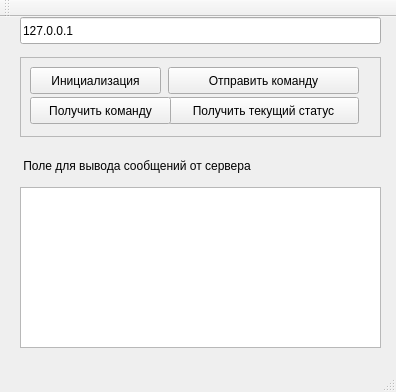
Qt form gclient.ui (maxohm/gclient) before a commit.
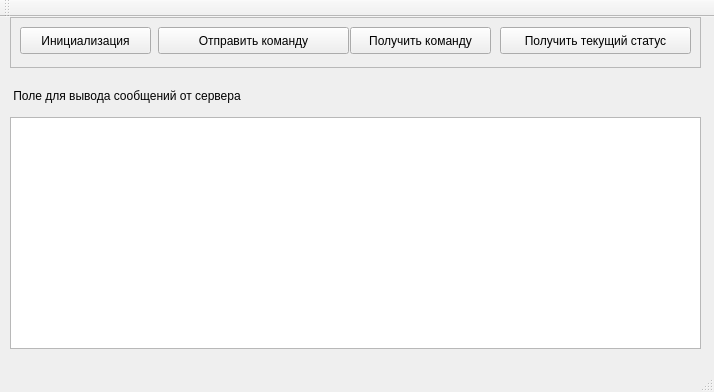
The same form after that commit.

```diff
--- a/gclient.ui
+++ b/gclient.ui
@@ -6,7 +6,7 @@
    <rect>
     <x>0</x>
     <y>0</y>
-    <width>396</width>
+    <width>714</width>
     <height>392</height>
    </rect>
   </property>
@@ -17,10 +17,10 @@
    <widget class="QFrame" name="frame">
     <property name="geometry">
      <rect>
-      <x>20</x>
-      <y>40</y>
-      <width>361</width>
-      <height>80</height>
+      <x>10</x>
+      <y>0</y>
+      <width>691</width>
+      <height>51</height>
      </rect>
     </property>
     <property name="frameShape">
@@ -58,8 +58,8 @@
     <widget class="QPushButton" name="pushButton_4">
      <property name="geometry">
       <rect>
-       <x>148</x>
-       <y>40</y>
+       <x>490</x>
+       <y>10</y>
        <width>191</width>
        <height>27</height>
       </rect>
@@ -71,8 +71,8 @@
     <widget class="QPushButton" name="pushButton_3">
      <property name="geometry">
       <rect>
-       <x>10</x>
-       <y>40</y>
+       <x>340</x>
+       <y>10</y>
        <width>141</width>
        <height>27</height>
       </rect>
@@ -82,34 +82,11 @@
      </property>
     </widget>
    </widget>
-   <widget class="QLineEdit" name="lineEdit">
-    <property name="geometry">
-     <rect>
-      <x>20</x>
-      <y>0</y>
-      <width>361</width>
-      <height>27</height>
-     </rect>
-    </property>
-    <property name="text">
-     <string>127.0.0.1</string>
-    </property>
-   </widget>
-   <widget class="QTextEdit" name="textEdit">
-    <property name="geometry">
-     <rect>
-      <x>20</x>
-      <y>170</y>
-      <width>361</width>
-      <height>161</height>
-     </rect>
-    </property>
-   </widget>
    <widget class="QLabel" name="label">
     <property name="geometry">
      <rect>
-      <x>20</x>
-      <y>140</y>
+      <x>10</x>
+      <y>70</y>
       <width>301</width>
       <height>17</height>
      </rect>
@@ -118,6 +95,55 @@
      <string> Поле для вывода сообщений от сервера</string>
     </property>
    </widget>
+   <widget class="QTableWidget" name="log">
+    <property name="geometry">
+     <rect>
+      <x>10</x>
+      <y>100</y>
+      <width>691</width>
+      <height>232</height>
+     </rect>
+    </property>
+    <property name="sizePolicy">
+     <sizepolicy hsizetype="Preferred" vsizetype="Preferred">
+      <horstretch>0</horstretch>
+      <verstretch>0</verstretch>
+     </sizepolicy>
+    </property>
+    <property name="font">
+     <font>
+      <pointsize>12</pointsize>
+      <weight>75</weight>
+      <bold>true</bold>
+     </font>
+    </property>
+    <property name="alternatingRowColors">
+     <bool>true</bool>
+    </property>
+    <property name="showGrid">
+     <bool>false</bool>
+    </property>
+    <attribute name="horizontalHeaderVisible">
+     <bool>false</bool>
+    </attribute>
+    <attribute name="horizontalHeaderHighlightSections">
+     <bool>false</bool>
+    </attribute>
+    <attribute name="horizontalHeaderStretchLastSection">
+     <bool>false</bool>
+    </attribute>
+    <attribute name="verticalHeaderVisible">
+     <bool>false</bool>
+    </attribute>
+    <attribute name="verticalHeaderHighlightSections">
+     <bool>false</bool>
+    </attribute>
+    <column>
+     <property name="text">
+      <string>Новый столбец</string>
+     </property>
+    </column>
+   </widget>
   </widget>
   <widget class="QMenuBar" name="menuBar">
    <property name="geometry">
```
Left out of the diff: 2 changed lines with no effect on the pictures.
